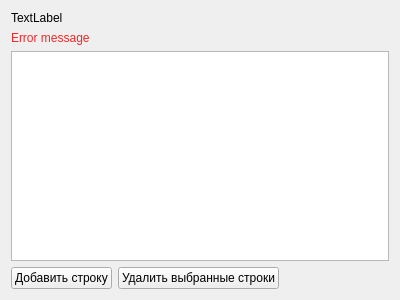
Qt form pages/auxiliary_classes/datainputwidget.ui (sm4ll-3gg/USCADProjectCreator) before a commit.
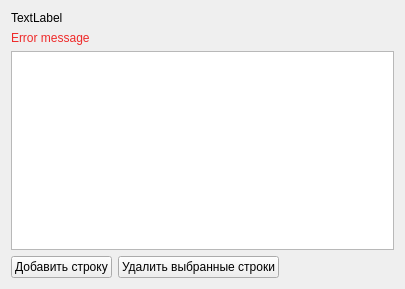
The same form after that commit.

```diff
--- a/pages/auxiliary_classes/datainputwidget.ui
+++ b/pages/auxiliary_classes/datainputwidget.ui
@@ -6,8 +6,8 @@
    <rect>
     <x>0</x>
     <y>0</y>
-    <width>400</width>
-    <height>300</height>
+    <width>405</width>
+    <height>289</height>
    </rect>
   </property>
   <property name="windowTitle">
```
